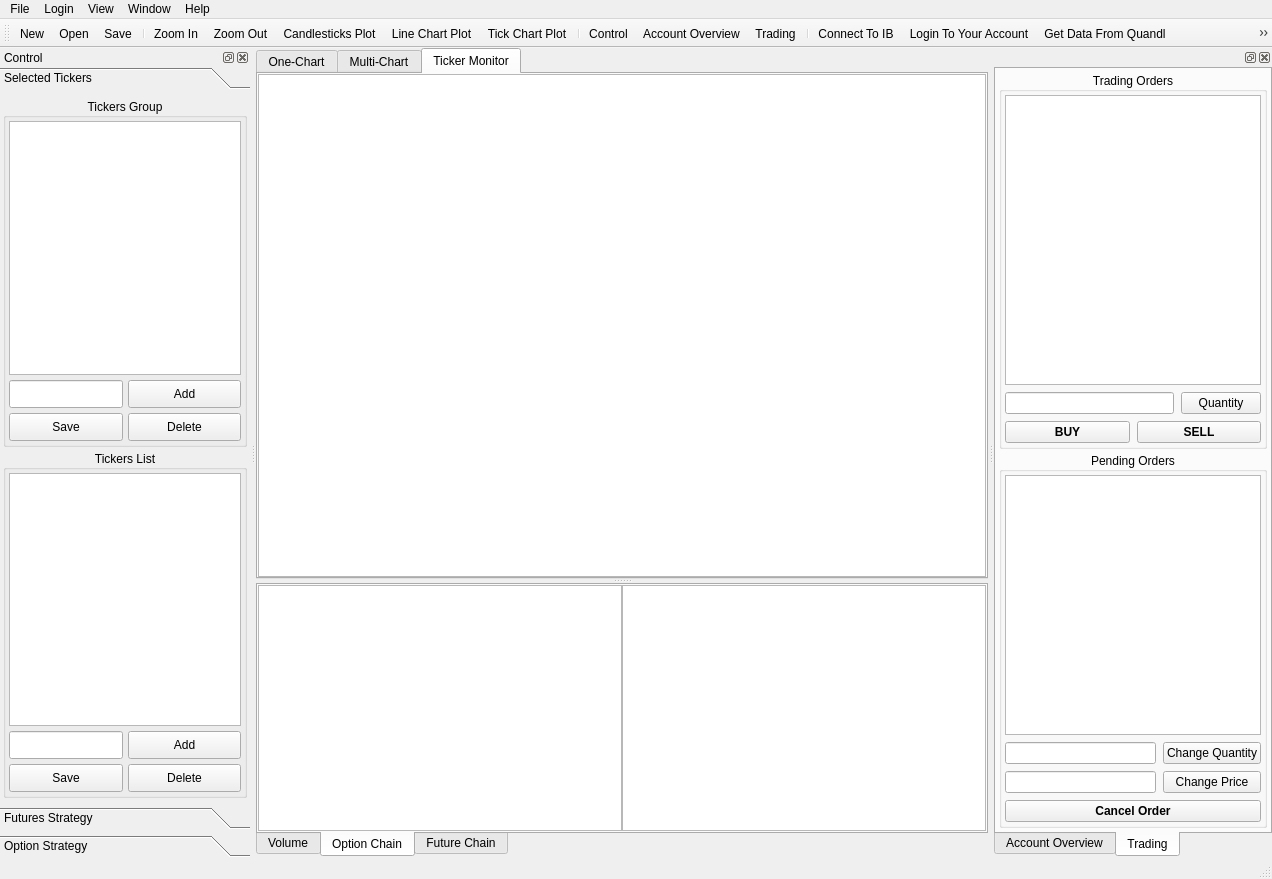
Above: GUI/IB_PyQt_GUI.ui from Taimin/IB_PyQt before the change. Below: the same form after it.
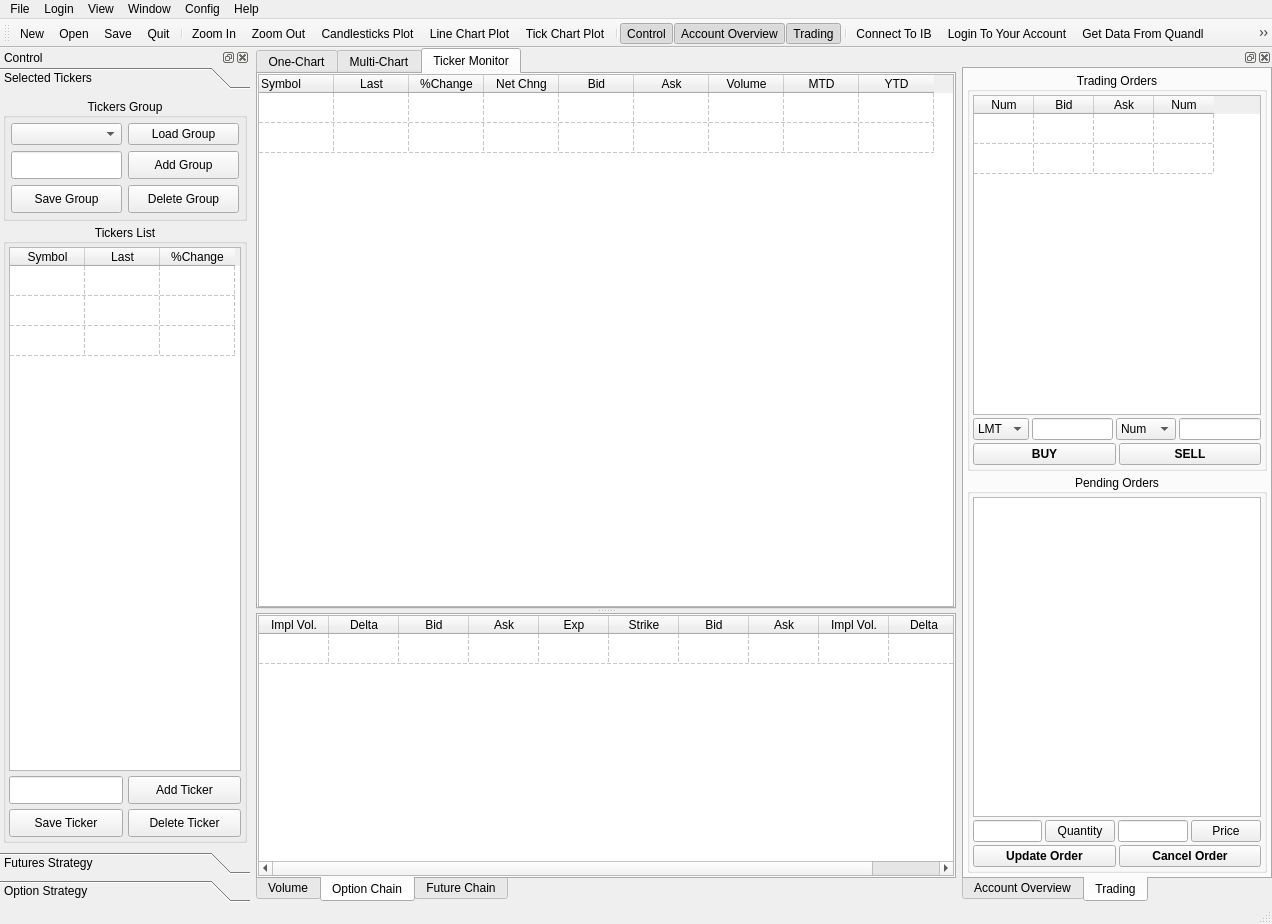
That is the form after the change. The open tabs and pages were chosen to show the change. Icons and pictures are not drawn.

Diff of the .ui file:
```diff
--- a/GUI/IB_PyQt_GUI.ui
+++ b/GUI/IB_PyQt_GUI.ui
@@ -7,7 +7,7 @@
     <x>0</x>
     <y>0</y>
     <width>1272</width>
-    <height>879</height>
+    <height>924</height>
    </rect>
   </property>
   <property name="minimumSize">
@@ -141,7 +141,100 @@
           <number>0</number>
          </property>
          <item>
-          <widget class="QTableView" name="tableView"/>
+          <widget class="QTableWidget" name="tickerMonitorTableWidget">
+           <property name="editTriggers">
+            <set>QAbstractItemView::NoEditTriggers</set>
+           </property>
+           <property name="showGrid">
+            <bool>true</bool>
+           </property>
+           <property name="gridStyle">
+            <enum>Qt::DashLine</enum>
+           </property>
+           <property name="wordWrap">
+            <bool>true</bool>
+           </property>
+           <attribute name="horizontalHeaderCascadingSectionResizes">
+            <bool>false</bool>
+           </attribute>
+           <attribute name="horizontalHeaderDefaultSectionSize">
+            <number>75</number>
+           </attribute>
+           <attribute name="horizontalHeaderMinimumSectionSize">
+            <number>70</number>
+           </attribute>
+           <attribute name="verticalHeaderVisible">
+            <bool>false</bool>
+           </attribute>
+           <row>
+            <property name="text">
+             <string/>
+            </property>
+           </row>
+           <row>
+            <property name="text">
+             <string/>
+            </property>
+           </row>
+           <column>
+            <property name="text">
+             <string>Symbol</string>
+            </property>
+            <property name="textAlignment">
+             <set>AlignLeading|AlignVCenter</set>
+            </property>
+           </column>
+           <column>
+            <property name="text">
+             <string>Last</string>
+            </property>
+           </column>
+           <column>
+            <property name="text">
+             <string>%Change</string>
+            </property>
+           </column>
+           <column>
+            <property name="text">
+             <string>Net Chng</string>
+            </property>
+           </column>
+           <column>
+            <property name="text">
+             <string>Bid</string>
+            </property>
+           </column>
+           <column>
+            <property name="text">
+             <string>Ask</string>
+            </property>
+           </column>
+           <column>
+            <property name="text">
+             <string>Volume</string>
+            </property>
+           </column>
+           <column>
+            <property name="text">
+             <string>MTD</string>
+            </property>
+           </column>
+           <column>
+            <property name="text">
+             <string>YTD</string>
+            </property>
+           </column>
+           <item row="0" column="0">
+            <property name="text">
+             <string/>
+            </property>
+           </item>
+           <item row="0" column="1">
+            <property name="text">
+             <string/>
+            </property>
+           </item>
+          </widget>
          </item>
         </layout>
        </widget>
@@ -211,10 +304,78 @@
           <number>0</number>
          </property>
          <item>
-          <widget class="QTableView" name="tableView_2"/>
-         </item>
-         <item>
-          <widget class="QTableView" name="tableView_3"/>
+          <widget class="QTableWidget" name="optionChainTableWidget">
+           <property name="editTriggers">
+            <set>QAbstractItemView::NoEditTriggers</set>
+           </property>
+           <property name="gridStyle">
+            <enum>Qt::DashLine</enum>
+           </property>
+           <attribute name="horizontalHeaderDefaultSectionSize">
+            <number>70</number>
+           </attribute>
+           <attribute name="horizontalHeaderMinimumSectionSize">
+            <number>70</number>
+           </attribute>
+           <attribute name="verticalHeaderVisible">
+            <bool>false</bool>
+           </attribute>
+           <row>
+            <property name="text">
+             <string/>
+            </property>
+           </row>
+           <column>
+            <property name="text">
+             <string>Impl Vol.</string>
+            </property>
+           </column>
+           <column>
+            <property name="text">
+             <string>Delta</string>
+            </property>
+           </column>
+           <column>
+            <property name="text">
+             <string>Bid</string>
+            </property>
+           </column>
+           <column>
+            <property name="text">
+             <string>Ask</string>
+            </property>
+           </column>
+           <column>
+            <property name="text">
+             <string>Exp</string>
+            </property>
+           </column>
+           <column>
+            <property name="text">
+             <string>Strike</string>
+            </property>
+           </column>
+           <column>
+            <property name="text">
+             <string>Bid</string>
+            </property>
+           </column>
+           <column>
+            <property name="text">
+             <string>Ask</string>
+            </property>
+           </column>
+           <column>
+            <property name="text">
+             <string>Impl Vol.</string>
+            </property>
+           </column>
+           <column>
+            <property name="text">
+             <string>Delta</string>
+            </property>
+           </column>
+          </widget>
          </item>
         </layout>
        </widget>
@@ -300,13 +461,22 @@
      <string>Window</string>
     </property>
     <addaction name="actionControl"/>
-    <addaction name="actionMessages"/>
-    <addaction name="actionText_Data"/>
+    <addaction name="actionAccount"/>
+    <addaction name="actionTrading"/>
+   </widget>
+   <widget class="QMenu" name="menuConfig">
+    <property name="title">
+     <string>Config</string>
+    </property>
+    <addaction name="actionOption_Chain"/>
+    <addaction name="actionFuture_Chain"/>
+    <addaction name="actionOne_Chart"/>
    </widget>
    <addaction name="menuFile"/>
    <addaction name="menuLogin"/>
    <addaction name="menuView"/>
    <addaction name="menuWindow"/>
+   <addaction name="menuConfig"/>
    <addaction name="menuHelp"/>
   </widget>
   <widget class="QToolBar" name="toolBar">
@@ -322,6 +492,7 @@
    <addaction name="actionNew"/>
    <addaction name="actionOpen"/>
    <addaction name="actionSave"/>
+   <addaction name="actionQuit"/>
    <addaction name="separator"/>
    <addaction name="actionZoom_In"/>
    <addaction name="actionZoom_Out"/>
@@ -330,22 +501,32 @@
    <addaction name="actionTick_Plot"/>
    <addaction name="separator"/>
    <addaction name="actionControl"/>
-   <addaction name="actionMessages"/>
-   <addaction name="actionText_Data"/>
+   <addaction name="actionAccount"/>
+   <addaction name="actionTrading"/>
    <addaction name="separator"/>
    <addaction name="actionConnect"/>
    <addaction name="actionLogin_to_account"/>
    <addaction name="actionGet_Data_From_Quandl"/>
    <addaction name="actionGet_Data_From_Local_Database"/>
+   <addaction name="separator"/>
+   <addaction name="actionOne_Chart"/>
+   <addaction name="actionOption_Chain"/>
+   <addaction name="actionFuture_Chain"/>
   </widget>
   <widget class="QStatusBar" name="statusbar"/>
-  <widget class="QDockWidget" name="dockWidget">
+  <widget class="QDockWidget" name="controlDockWidget">
    <property name="minimumSize">
     <size>
      <width>250</width>
      <height>526</height>
     </size>
    </property>
+   <property name="maximumSize">
+    <size>
+     <width>250</width>
+     <height>524287</height>
+    </size>
+   </property>
    <property name="acceptDrops">
     <bool>true</bool>
    </property>
@@ -365,7 +546,7 @@
    <attribute name="dockWidgetArea">
     <number>1</number>
    </attribute>
-   <widget class="QWidget" name="dockWidgetContents">
+   <widget class="QWidget" name="controlDockWidgetContents">
     <layout class="QVBoxLayout" name="verticalLayout">
      <property name="spacing">
       <number>0</number>
@@ -407,8 +588,8 @@
          <rect>
           <x>0</x>
           <y>0</y>
-          <width>302</width>
-          <height>657</height>
+          <width>250</width>
+          <height>702</height>
          </rect>
         </property>
         <attribute name="icon">
@@ -450,29 +631,19 @@
            </property>
            <layout class="QGridLayout" name="gridLayout">
             <property name="leftMargin">
-             <number>3</number>
+             <number>5</number>
             </property>
             <property name="topMargin">
-             <number>3</number>
+             <number>5</number>
             </property>
             <property name="rightMargin">
-             <number>3</number>
+             <number>5</number>
             </property>
             <property name="bottomMargin">
-             <number>3</number>
-            </property>
-            <property name="spacing">
              <number>5</number>
             </property>
-            <item row="0" column="0" colspan="2">
-             <widget class="QListView" name="listView">
-              <property name="sizePolicy">
-               <sizepolicy hsizetype="Minimum" vsizetype="Minimum">
-                <horstretch>0</horstretch>
-                <verstretch>0</verstretch>
-               </sizepolicy>
-              </property>
-             </widget>
+            <item row="0" column="0">
+             <widget class="QComboBox" name="tickerGroupComboBox"/>
             </item>
             <item row="1" column="0">
              <widget class="QLineEdit" name="lineEdit">
@@ -517,12 +688,19 @@
                </size>
               </property>
               <property name="text">
-               <string>Add</string>
+               <string>Add Group</string>
               </property>
              </widget>
             </item>
-            <item row="2" column="0">
-             <widget class="QPushButton" name="pushButton_3">
+            <item row="0" column="1">
+             <widget class="QPushButton" name="loadTickerGroupButton">
+              <property name="text">
+               <string>Load Group</string>
+              </property>
+             </widget>
+            </item>
+            <item row="3" column="0">
+             <widget class="QPushButton" name="saveTickerGroupButton">
               <property name="sizePolicy">
                <sizepolicy hsizetype="Minimum" vsizetype="Minimum">
                 <horstretch>0</horstretch>
@@ -542,12 +720,12 @@
                </size>
               </property>
               <property name="text">
-               <string>Save</string>
+               <string>Save Group</string>
               </property>
              </widget>
             </item>
-            <item row="2" column="1">
-             <widget class="QPushButton" name="pushButton_5">
+            <item row="3" column="1">
+             <widget class="QPushButton" name="delTickerGroupButton">
               <property name="sizePolicy">
                <sizepolicy hsizetype="Minimum" vsizetype="Minimum">
                 <horstretch>0</horstretch>
@@ -567,7 +745,7 @@
                </size>
               </property>
               <property name="text">
-               <string>Delete</string>
+               <string>Delete Group</string>
               </property>
              </widget>
             </item>
@@ -579,7 +757,7 @@
            <property name="sizePolicy">
             <sizepolicy hsizetype="Ignored" vsizetype="Preferred">
              <horstretch>0</horstretch>
-             <verstretch>0</verstretch>
+             <verstretch>1</verstretch>
             </sizepolicy>
            </property>
            <property name="title">
@@ -604,16 +782,6 @@
             <property name="spacing">
              <number>5</number>
             </property>
-            <item row="0" column="0" colspan="2">
-             <widget class="QListView" name="listView_2">
-              <property name="sizePolicy">
-               <sizepolicy hsizetype="Minimum" vsizetype="Minimum">
-                <horstretch>0</horstretch>
-                <verstretch>0</verstretch>
-               </sizepolicy>
-              </property>
-             </widget>
-            </item>
             <item row="1" column="0">
              <widget class="QLineEdit" name="lineEdit_2">
               <property name="sizePolicy">
@@ -657,7 +825,7 @@
                </size>
               </property>
               <property name="text">
-               <string>Add</string>
+               <string>Add Ticker</string>
               </property>
              </widget>
             </item>
@@ -682,7 +850,7 @@
                </size>
               </property>
               <property name="text">
-               <string>Save</string>
+               <string>Save Ticker</string>
               </property>
              </widget>
             </item>
@@ -707,10 +875,70 @@
                </size>
               </property>
               <property name="text">
-               <string>Delete</string>
+               <string>Delete Ticker</string>
               </property>
              </widget>
             </item>
+            <item row="0" column="0" colspan="2">
+             <widget class="QTableWidget" name="tickerListTableWidget">
+              <property name="sizePolicy">
+               <sizepolicy hsizetype="Minimum" vsizetype="Minimum">
+                <horstretch>0</horstretch>
+                <verstretch>0</verstretch>
+               </sizepolicy>
+              </property>
+              <property name="editTriggers">
+               <set>QAbstractItemView::NoEditTriggers</set>
+              </property>
+              <property name="gridStyle">
+               <enum>Qt::DashLine</enum>
+              </property>
+              <property name="rowCount">
+               <number>3</number>
+              </property>
+              <attribute name="horizontalHeaderDefaultSectionSize">
+               <number>75</number>
+              </attribute>
+              <attribute name="horizontalHeaderMinimumSectionSize">
+               <number>70</number>
+              </attribute>
+              <attribute name="verticalHeaderVisible">
+               <bool>false</bool>
+              </attribute>
+              <row>
+               <property name="text">
+                <string/>
+               </property>
+              </row>
+              <row/>
+              <row/>
+              <column>
+               <property name="text">
+                <string>Symbol</string>
+               </property>
+              </column>
+              <column>
+               <property name="text">
+                <string>Last</string>
+               </property>
+              </column>
+              <column>
+               <property name="text">
+                <string>%Change</string>
+               </property>
+              </column>
+              <item row="0" column="0">
+               <property name="text">
+                <string/>
+               </property>
+              </item>
+              <item row="0" column="1">
+               <property name="text">
+                <string/>
+               </property>
+              </item>
+             </widget>
+            </item>
            </layout>
           </widget>
          </item>
@@ -755,19 +983,25 @@
     </layout>
    </widget>
   </widget>
-  <widget class="QDockWidget" name="dockWidget_2">
+  <widget class="QDockWidget" name="dockWidget">
    <property name="sizePolicy">
-    <sizepolicy hsizetype="Ignored" vsizetype="Ignored">
+    <sizepolicy hsizetype="Minimum" vsizetype="Minimum">
      <horstretch>0</horstretch>
      <verstretch>0</verstretch>
     </sizepolicy>
    </property>
    <property name="minimumSize">
     <size>
-     <width>250</width>
+     <width>310</width>
      <height>500</height>
     </size>
    </property>
+   <property name="maximumSize">
+    <size>
+     <width>310</width>
+     <height>524287</height>
+    </size>
+   </property>
    <property name="acceptDrops">
     <bool>true</bool>
    </property>
@@ -786,7 +1020,7 @@
    <attribute name="dockWidgetArea">
     <number>2</number>
    </attribute>
-   <widget class="QWidget" name="dockWidgetContents_2">
+   <widget class="QWidget" name="dockWidgetContents">
     <layout class="QVBoxLayout" name="verticalLayout_16">
      <property name="spacing">
       <number>0</number>
@@ -927,6 +1161,12 @@
              <verstretch>0</verstretch>
             </sizepolicy>
            </property>
+           <property name="maximumSize">
+            <size>
+             <width>300</width>
+             <height>16777215</height>
+            </size>
+           </property>
            <property name="title">
             <string>Trading Orders</string>
            </property>
@@ -935,7 +1175,7 @@
            </property>
            <layout class="QVBoxLayout" name="verticalLayout_15">
             <property name="spacing">
-             <number>7</number>
+             <number>3</number>
             </property>
             <property name="leftMargin">
              <number>3</number>
@@ -950,20 +1190,161 @@
              <number>3</number>
             </property>
             <item>
-             <widget class="QTableWidget" name="tableWidget"/>
+             <widget class="QTableWidget" name="askBidTableWidget">
+              <property name="editTriggers">
+               <set>QAbstractItemView::NoEditTriggers</set>
+              </property>
+              <property name="gridStyle">
+               <enum>Qt::DashLine</enum>
+              </property>
+              <attribute name="horizontalHeaderDefaultSectionSize">
+               <number>60</number>
+              </attribute>
+              <attribute name="horizontalHeaderMinimumSectionSize">
+               <number>50</number>
+              </attribute>
+              <attribute name="verticalHeaderVisible">
+               <bool>false</bool>
+              </attribute>
+              <row>
+               <property name="text">
+                <string/>
+               </property>
+              </row>
+              <row>
+               <property name="text">
+                <string/>
+               </property>
+              </row>
+              <column>
+               <property name="text">
+                <string>Num</string>
+               </property>
+              </column>
+              <column>
+               <property name="text">
+                <string>Bid</string>
+               </property>
+              </column>
+              <column>
+               <property name="text">
+                <string>Ask</string>
+               </property>
+              </column>
+              <column>
+               <property name="text">
+                <string>Num</string>
+               </property>
+              </column>
+             </widget>
             </item>
             <item>
              <layout class="QHBoxLayout" name="horizontalLayout_3">
               <item>
-               <widget class="QLineEdit" name="lineEdit_3"/>
+               <widget class="QComboBox" name="orderTypeComboBox">
+                <property name="currentText">
+                 <string>LMT</string>
+                </property>
+                <property name="maxVisibleItems">
+                 <number>5</number>
+                </property>
+                <item>
+                 <property name="text">
+                  <string>LMT</string>
+                 </property>
+                </item>
+                <item>
+                 <property name="text">
+                  <string>MKT</string>
+                 </property>
+                </item>
+                <item>
+                 <property name="text">
+                  <string>STL</string>
+                 </property>
+                </item>
+               </widget>
               </item>
               <item>
-               <widget class="QPushButton" name="pushButton_9">
-                <property name="cursor">
-                 <cursorShape>PointingHandCursor</cursorShape>
+               <widget class="QLineEdit" name="priceLineEdit">
+                <property name="maximumSize">
+                 <size>
+                  <width>100</width>
+                  <height>16777215</height>
+                 </size>
                 </property>
-                <property name="text">
-                 <string>Quantity</string>
+                <property name="inputMethodHints">
+                 <set>Qt::ImhDigitsOnly</set>
+                </property>
+               </widget>
+              </item>
+              <item>
+               <widget class="QComboBox" name="orderNumComboBox">
+                <property name="editable">
+                 <bool>false</bool>
+                </property>
+                <property name="currentText">
+                 <string>Num</string>
+                </property>
+                <item>
+                 <property name="text">
+                  <string>Num</string>
+                 </property>
+                </item>
+                <item>
+                 <property name="text">
+                  <string>1</string>
+                 </property>
+                </item>
+                <item>
+                 <property name="text">
+                  <string>2</string>
+                 </property>
+                </item>
+                <item>
+                 <property name="text">
+                  <string>5</string>
+                 </property>
+                </item>
+                <item>
+                 <property name="text">
+                  <string>10</string>
+                 </property>
+                </item>
+                <item>
+                 <property name="text">
+                  <string>100</string>
+                 </property>
+                </item>
+                <item>
+                 <property name="text">
+                  <string>200</string>
+                 </property>
+                </item>
+                <item>
+                 <property name="text">
+                  <string>500</string>
+                 </property>
+                </item>
+                <item>
+                 <property name="text">
+                  <string>1000</string>
+                 </property>
+                </item>
+                <item>
+                 <property name="text">
+                  <string>Other</string>
+                 </property>
+                </item>
+               </widget>
+              </item>
+              <item>
+               <widget class="QLineEdit" name="orderNumLineEdit">
+                <property name="maximumSize">
+                 <size>
+                  <width>100</width>
+                  <height>16777215</height>
+                 </size>
                 </property>
                </widget>
               </item>
@@ -1017,7 +1398,13 @@
           </widget>
          </item>
          <item>
-          <widget class="QGroupBox" name="groupBox_5">
+          <widget class="QGroupBox" name="pendingOrderGroupBox">
+           <property name="maximumSize">
+            <size>
+             <width>300</width>
+             <height>16777215</height>
+            </size>
+           </property>
            <property name="title">
             <string>Pending Orders</string>
            </property>
@@ -1026,7 +1413,7 @@
            </property>
            <layout class="QVBoxLayout" name="verticalLayout_11">
             <property name="spacing">
-             <number>7</number>
+             <number>3</number>
             </property>
             <property name="leftMargin">
              <number>3</number>
@@ -1041,55 +1428,89 @@
              <number>3</number>
             </property>
             <item>
-             <widget class="QTableView" name="tableView_6"/>
-            </item>
-            <item>
-             <layout class="QGridLayout" name="gridLayout_2">
-              <item row="0" column="0">
-               <widget class="QLineEdit" name="lineEdit_4"/>
-              </item>
-              <item row="0" column="1">
-               <widget class="QPushButton" name="pushButton_11">
-                <property name="cursor">
-                 <cursorShape>PointingHandCursor</cursorShape>
-                </property>
-                <property name="text">
-                 <string>Change Quantity</string>
-                </property>
-               </widget>
-              </item>
-              <item row="1" column="0">
-               <widget class="QLineEdit" name="lineEdit_5"/>
-              </item>
-              <item row="1" column="1">
-               <widget class="QPushButton" name="pushButton_12">
-                <property name="cursor">
-                 <cursorShape>PointingHandCursor</cursorShape>
-                </property>
-                <property name="text">
-                 <string>Change Price</string>
-                </property>
-               </widget>
-              </item>
-             </layout>
-            </item>
-            <item>
-             <widget class="QPushButton" name="pushButton_10">
-              <property name="font">
-               <font>
-                <pointsize>9</pointsize>
-                <weight>75</weight>
-                <bold>true</bold>
-               </font>
-              </property>
-              <property name="cursor">
-               <cursorShape>PointingHandCursor</cursorShape>
-              </property>
-              <property name="text">
-               <string>Cancel Order</string>
+             <widget class="QTableView" name="pendingOrdersTableView">
+              <property name="gridStyle">
+               <enum>Qt::DashLine</enum>
               </property>
              </widget>
             </item>
+            <item>
+             <layout class="QHBoxLayout" name="horizontalLayout_4">
+              <item>
+               <widget class="QLineEdit" name="orderQuantityLineEdit"/>
+              </item>
+              <item>
+               <widget class="QPushButton" name="orderPricePushButton">
+                <property name="maximumSize">
+                 <size>
+                  <width>70</width>
+                  <height>16777215</height>
+                 </size>
+                </property>
+                <property name="cursor">
+                 <cursorShape>PointingHandCursor</cursorShape>
+                </property>
+                <property name="text">
+                 <string>Quantity</string>
+                </property>
+               </widget>
+              </item>
+              <item>
+               <widget class="QLineEdit" name="orderPriceLineEdit"/>
+              </item>
+              <item>
+               <widget class="QPushButton" name="orderPricePushButton_2">
+                <property name="maximumSize">
+                 <size>
+                  <width>70</width>
+                  <height>16777215</height>
+                 </size>
+                </property>
+                <property name="cursor">
+                 <cursorShape>PointingHandCursor</cursorShape>
+                </property>
+                <property name="text">
+                 <string>Price</string>
+                </property>
+               </widget>
+              </item>
+             </layout>
+            </item>
+            <item>
+             <layout class="QHBoxLayout" name="horizontalLayout_5">
+              <item>
+               <widget class="QPushButton" name="updatePushButton">
+                <property name="font">
+                 <font>
+                  <pointsize>9</pointsize>
+                  <weight>75</weight>
+                  <bold>true</bold>
+                 </font>
+                </property>
+                <property name="text">
+                 <string>Update Order</string>
+                </property>
+               </widget>
+              </item>
+              <item>
+               <widget class="QPushButton" name="cancelPushButton">
+                <property name="font">
+                 <font>
+                  <pointsize>9</pointsize>
+                  <weight>75</weight>
+                  <bold>true</bold>
+                 </font>
+                </property>
+                <property name="cursor">
+                 <cursorShape>PointingHandCursor</cursorShape>
+                </property>
+                <property name="text">
+                 <string>Cancel Order</string>
+                </property>
+               </widget>
+              </item>
+             </layout>
+            </item>
            </layout>
           </widget>
          </item>
@@ -1192,6 +1613,12 @@
    </property>
   </action>
   <action name="actionControl">
+   <property name="checkable">
+    <bool>true</bool>
+   </property>
+   <property name="checked">
+    <bool>true</bool>
+   </property>
    <property name="icon">
     <iconset resource="../Resource/resource.qrc">
      <normaloff>:/Images/control.png</normaloff>:/Images/control.png</iconset>
@@ -1200,7 +1627,13 @@
     <string>Control</string>
    </property>
   </action>
-  <action name="actionMessages">
+  <action name="actionAccount">
+   <property name="checkable">
+    <bool>true</bool>
+   </property>
+   <property name="checked">
+    <bool>true</bool>
+   </property>
    <property name="icon">
     <iconset resource="../Resource/resource.qrc">
      <normaloff>:/Images/Account.png</normaloff>:/Images/Account.png</iconset>
@@ -1209,7 +1642,13 @@
     <string>Account Overview</string>
    </property>
   </action>
-  <action name="actionText_Data">
+  <action name="actionTrading">
+   <property name="checkable">
+    <bool>true</bool>
+   </property>
+   <property name="checked">
+    <bool>true</bool>
+   </property>
    <property name="icon">
     <iconset resource="../Resource/resource.qrc">
      <normaloff>:/Images/Trading.png</normaloff>:/Images/Trading.png</iconset>
@@ -1233,7 +1672,7 @@
      <normaloff>:/Images/database.png</normaloff>:/Images/database.png</iconset>
    </property>
    <property name="text">
-    <string>Get Data From Local Database</string>
+    <string>Connect to Local Database</string>
    </property>
   </action>
   <action name="actionCandelsticks_Plot">
@@ -1272,6 +1711,33 @@
     <string>Quit</string>
    </property>
   </action>
+  <action name="actionOption_Chain">
+   <property name="icon">
+    <iconset resource="../Resource/resource.qrc">
+     <normaloff>:/Images/option.png</normaloff>:/Images/option.png</iconset>
+   </property>
+   <property name="text">
+    <string>Option Chain</string>
+   </property>
+  </action>
+  <action name="actionFuture_Chain">
+   <property name="icon">
+    <iconset resource="../Resource/resource.qrc">
+     <normaloff>:/Images/future.jpg</normaloff>:/Images/future.jpg</iconset>
+   </property>
+   <property name="text">
+    <string>Future Chain</string>
+   </property>
+  </action>
+  <action name="actionOne_Chart">
+   <property name="icon">
+    <iconset resource="../Resource/resource.qrc">
+     <normaloff>:/Images/chart.jpg</normaloff>:/Images/chart.jpg</iconset>
+   </property>
+   <property name="text">
+    <string>One Chart</string>
+   </property>
+  </action>
  </widget>
  <resources>
   <include location="../Resource/resource.qrc"/>
```
Left out of the diff: 242 changed lines with no effect on the pictures.
